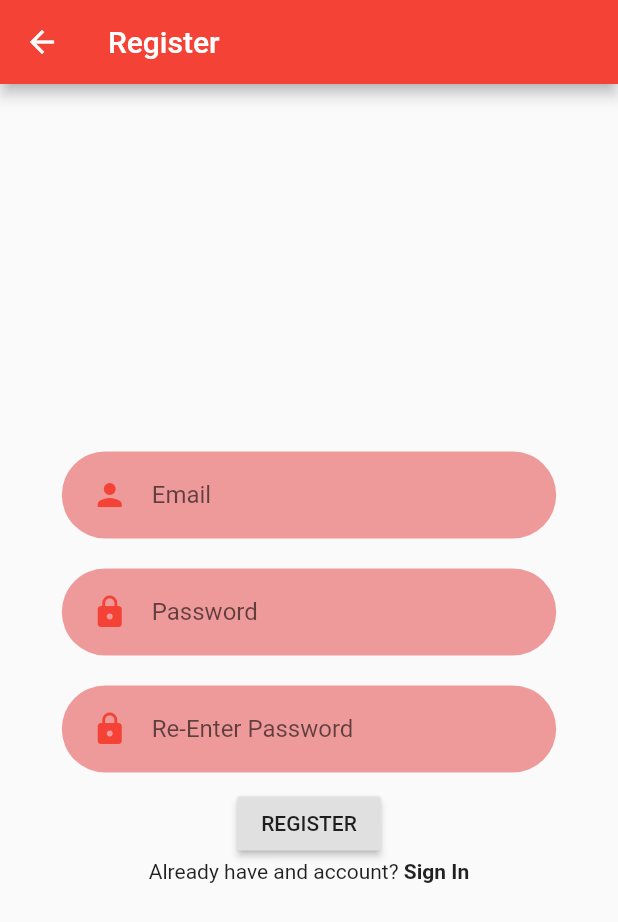
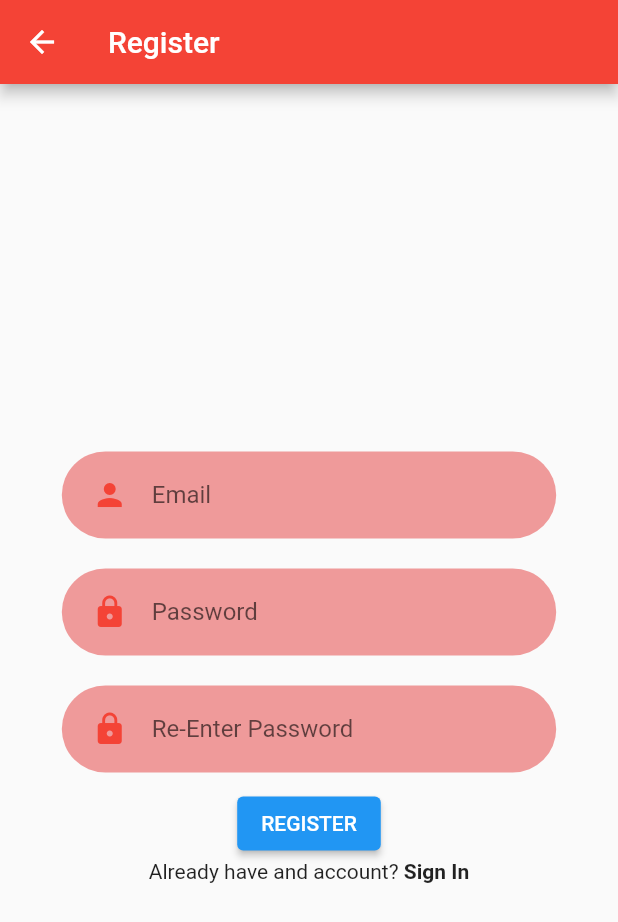
Before and after one commit to WillisYangg/CarparkLey-, a Flutter app: the RegisterPage screen opened by its route, after a tap on "REGISTER", on a phone screen of 412 x 824 dp. Shown: the top 922 px of the screen. Run offline on Flutter 3.47's test engine with Material 2 defaults, Android fonts, the phone set to English and light mode, and no system bars; our stand-ins replace cloud_firestore, dio, firebase_auth, firebase_core, flutter_spinkit, geolocator and 3 more; missing offline and left inert: dart:ffi, flutter_google_places_hoc081098, flutter_polyline_points, google_maps_webservice, maps_launcher; accounts and stored records are empty.

```diff
--- a/lib/screens/carpark_info_screen.dart
+++ b/lib/screens/carpark_info_screen.dart
@@ -28,6 +28,7 @@ class _CarparkInfoState extends State<CarparkInfo> {
     print('cpName: $cpName');
     return Scaffold(
       appBar: AppBar(
+        backgroundColor: Colors.red,
         title: Center(
           child: Text("CARPARK INFO"),
         ),
--- a/lib/screens/home_page.dart
+++ b/lib/screens/home_page.dart
@@ -40,20 +40,6 @@ class _HomePageState extends State<HomePage> {
       print(e);
     }
   }
-  //
-  // getCurrentUser() async {
-  //   User firebaseUser = _auth.currentUser!;
-  //   await firebaseUser?.reload();
-  //   firebaseUser = _auth.currentUser!;
-  //   if (firebaseUser != null) {
-  //     setState(() {
-  //       this.loggedInUser = firebaseUser;
-  //       this.isloggedin = true;
-  //       print(firebaseUser.email);
-  //       print(isloggedin);
-  //     });
-  //   }
-  // }
 
   @override
   void initState() {
@@ -139,99 +125,13 @@ class _HomePageState extends State<HomePage> {
                 child: ElevatedButton(
                     child: Text(
                       'Search Carparks',
-                      style: TextStyle(color: Colors.black),
+                      style: TextStyle(color: Colors.white),
                     ),
                     onPressed: () => {
                           if (destinationName == '')
                             {print('Nothing was entered!')}
                         }),
               ),
-              // Card(
-              //   margin: EdgeInsets.symmetric(vertical: 10.0, horizontal: 107.0),
-              //   child: RaisedButton(
-              //     color: Colors.red,
-              //     onPressed: () {
-              //       Navigator.pushNamed(context, RegisterPage.id);
-              //     },
-              //     child: Row(children: [
-              //       Icon(
-              //         Icons.mail,
-              //         color: Colors.white,
-              //       ),
-              //       Text('Register',
-              //           style: TextStyle(
-              //             color: Colors.white,
-              //             fontSize: 20.0,
-              //             fontWeight: FontWeight.bold,
-              //           )),
-              //     ]),
-              //   ),
-              // ),
-              // Card(
-              //   //default card color is white
-              //   margin: EdgeInsets.symmetric(vertical: 10.0, horizontal: 107.0),
-              //   child: RaisedButton(
-              //     color: Colors.red,
-              //     onPressed: () {
-              //       Navigator.pushNamed(context, LoginPage.id);
-              //     },
-              //     child: Row(children: [
-              //       Icon(
-              //         Icons.login,
-              //         color: Colors.white,
-              //       ),
-              //       Text('Login',
-              //           style: TextStyle(
-              //             color: Colors.white,
-              //             fontSize: 20.0,
-              //             fontWeight: FontWeight.bold,
-              //           )),
-              //     ]),
-              //   ),
-              // ),
-              // Card(
-              //   margin: EdgeInsets.symmetric(vertical: 10.0, horizontal: 107.0),
-              //   child: RaisedButton(
-              //     color: Colors.red,
-              //     onPressed: () {
-              //       _auth.signOut();
-              //     },
-              //     child: Row(children: [
-              //       Icon(
-              //         Icons.logout,
-              //         color: Colors.white,
-              //       ),
-              //       Text('Sign Out',
-              //           style: TextStyle(
-              //             color: Colors.white,
-              //             fontSize: 20.0,
-              //             fontWeight: FontWeight.bold,
-              //           )),
-              //     ]),
-              //   ),
-              // ),
-              // Card(
-              //   //default card color is white
-              //   margin: EdgeInsets.symmetric(vertical: 10.0, horizontal: 107.0),
-              //   child: RaisedButton(
-              //     color: Colors.red,
-              //     onPressed: () {
-              //       Navigator.pushNamed(context, SettingsScreen.id);
-              //     },
-              //     child: Row(children: [
-              //       Icon(
-              //         Icons.settings,
-              //         color: Colors.white,
-              //       ),
-              //       Text('Settings',
-              //           style: TextStyle(
-              //             color: Colors.white,
-              //             fontSize: 20.0,
-              //             fontWeight: FontWeight.bold,
-              //           )),
-              //     ]),
-              //   ),
-              // ),
             ],
           ),
         ),
--- a/lib/screens/login_register/register_page.dart
+++ b/lib/screens/login_register/register_page.dart
@@ -1,4 +1,5 @@
 import 'package:carparkley/screens/login_register/login_page.dart';
+import 'package:carparkley/screens/login_register/verify_screen.dart';
 import 'package:firebase_auth/firebase_auth.dart';
 import 'package:flutter/material.dart';
 import '../home_page.dart';
@@ -74,7 +75,7 @@ class _RegisterPageState extends State<RegisterPage> {
                 _reEnterPassword = value;
               },
             ),
-            RaisedButton(
+            ElevatedButton(
               onPressed: () async {
                 if (_password != _reEnterPassword) {
                   showError('The Passwords do not match', 'Invalid Password');
@@ -85,8 +86,8 @@ class _RegisterPageState extends State<RegisterPage> {
                             email: _email, password: _password);
                     print('Registered');
                     if (user != null) {
-                      Navigator.of(context).pushReplacement(
-                          MaterialPageRoute(builder: (context) => HomePage()));
+                      Navigator.of(context).pushReplacement(MaterialPageRoute(
+                          builder: (context) => VerifyPage()));
                     }
                   } on FirebaseAuthException catch (e) {
                     print(e.code);
--- a/lib/screens/login_register/sign_out_page.dart
+++ b/lib/screens/login_register/sign_out_page.dart
@@ -66,7 +66,8 @@ class _SignOutPageState extends State<SignOutPage> {
             TextButton(
               child: Text('OK'),
               onPressed: () {
-                Navigator.pushNamed(context, HomePage.id);
+                Navigator.of(context).pushReplacement(
+                    MaterialPageRoute(builder: (context) => HomePage()));
               },
             ),
           ],
--- a/lib/screens/settings_screen.dart
+++ b/lib/screens/settings_screen.dart
@@ -20,7 +20,8 @@ class _SettingsScreenState extends State<SettingsScreen> {
   Widget build(BuildContext context) {
     return Scaffold(
       appBar: AppBar(
-        title: Text("SETTINGS"),
+        title: Text("Settings"),
+        backgroundColor: Colors.red,
       ),
       body: Column(
         crossAxisAlignment: CrossAxisAlignment.stretch,
```
Also changed, not shown: lib/screens/login_register/login_page.dart (+12 -3 lines), lib/screens/login_register/verify_screen.dart (added, +51 -0 lines).
